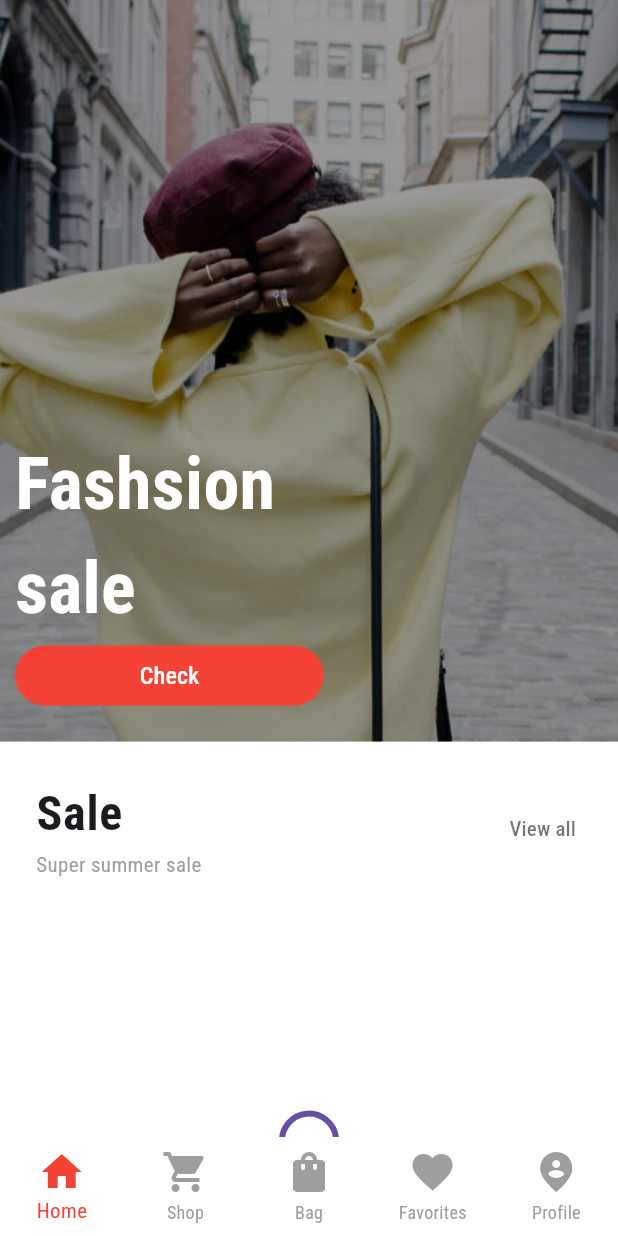
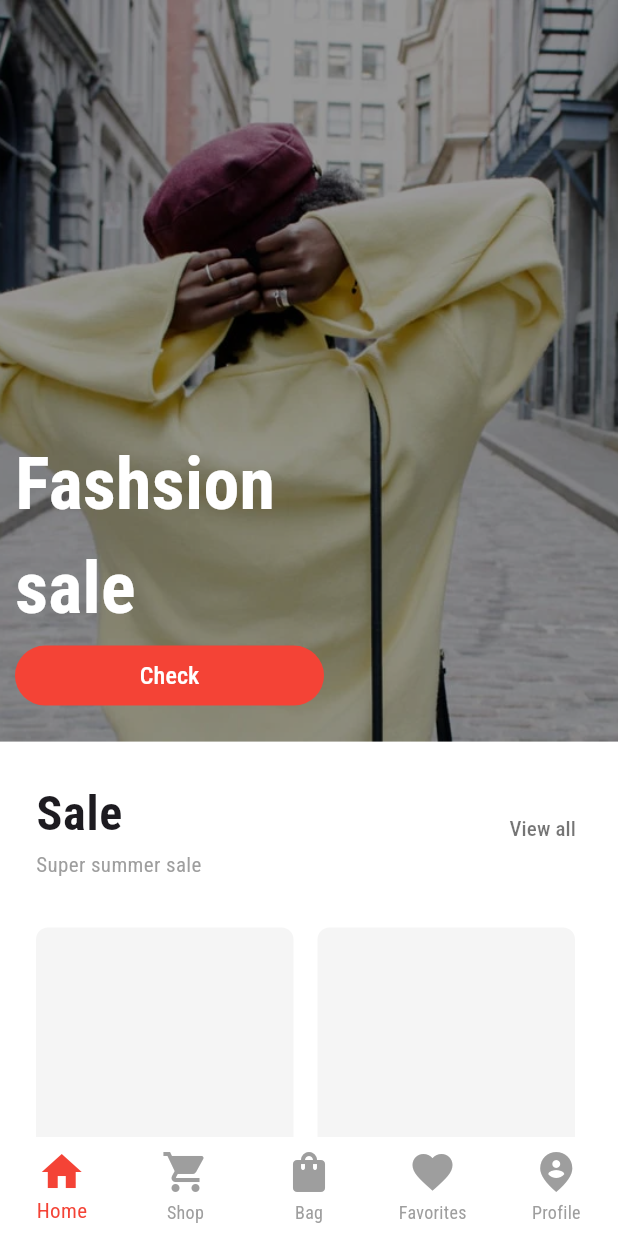
Before and after one commit to chheng-dev/ecomerce-flutter, a Flutter app: the first screen one second after launch, on a phone screen of 412 x 824 dp. Run offline on Flutter 3.47's test engine with Material 3 defaults, Android fonts, the phone set to English and light mode, and no system bars; drawn by our look-alikes of carousel_slider; our stand-ins replace flutter_svg, shimmer_animation.

Commit message:
Close #6 Add skeleton when load data from api

```diff
--- a/lib/widgets/home_screen/new_section_widget.dart
+++ b/lib/widgets/home_screen/new_section_widget.dart
@@ -3,6 +3,7 @@ import 'package:ecomerce_app/controllers/product_controller.dart';
 import 'package:ecomerce_app/models/Product.dart';
 import 'package:ecomerce_app/widgets/cart_item_widget.dart';
 import 'package:ecomerce_app/widgets/header_section_widget.dart';
+import 'package:ecomerce_app/widgets/skeleton_loader_widget.dart';
 import 'package:flutter/material.dart';
 
 class NewSectionWidget extends StatelessWidget {
@@ -20,21 +21,26 @@ class NewSectionWidget extends StatelessWidget {
         children: [
           HeaderSectionWidget(
             title: "New",
-            sub_title: "You're never seen it before!"
+            sub_title: "You're never seen it before!",
           ),
-            SizedBox(height: ConfigConstants.sizebox1),
-          Container(
+          SizedBox(height: ConfigConstants.sizebox1),
+          SizedBox(
             width: double.infinity,
             height: 300,
             child: FutureBuilder<List<Product>>(
               future: _controller.filterProductByCreatedAt(),
               builder: (context, snapshot) {
                 if (snapshot.connectionState == ConnectionState.waiting) {
-                  return Center(child: CircularProgressIndicator());
+                  return ListView.builder(
+                    shrinkWrap: true,
+                    scrollDirection: Axis.horizontal,
+                    itemCount: 5,
+                    itemBuilder: (context, index) => SkeletonLoaderWidget(),
+                  );
                 } else if (snapshot.hasError) {
                   return Center(child: Text("Error: ${snapshot.error}"));
                 } else if (!snapshot.hasData || snapshot.data!.isEmpty) {
-                  return Center(child: Text("No product avalabile"));
+                  return const Center(child: Text("No product available"));
                 } else {
                   List<Product> products = snapshot.data!;
                   return ListView.builder(
--- a/lib/widgets/home_screen/sale_section_widget.dart
+++ b/lib/widgets/home_screen/sale_section_widget.dart
@@ -3,6 +3,7 @@ import 'package:ecomerce_app/controllers/product_controller.dart';
 import 'package:ecomerce_app/models/Product.dart';
 import 'package:ecomerce_app/widgets/cart_item_widget.dart';
 import 'package:ecomerce_app/widgets/header_section_widget.dart';
+import 'package:ecomerce_app/widgets/skeleton_loader_widget.dart';
 import 'package:flutter/material.dart';
 
 class SaleSectionWidget extends StatelessWidget {
@@ -29,29 +30,15 @@ class SaleSectionWidget extends StatelessWidget {
             child: FutureBuilder<List<Product>>(
               future: _controller.getProducts(),
               builder: (context, snapshot){
-                  if (snapshot.connectionState == ConnectionState.waiting) {
-    // Show skeleton loader while waiting for data
-                    // return SingleChildScrollView(
-                    //   scrollDirection: Axis.horizontal, // Allow scrolling if the content overflows
-                    //   child: Row(
-                    //     children: List.generate(5, (index) {
-                    //       return Padding(
-                    //         padding: const EdgeInsets.all(8.0), // Padding between skeleton items
-                    //         child: SkeletonLoader(
-                    //           builder: Container(
-                    //             color: Colors.red, // Skeleton background color
-                    //             width: 100, // Width of the skeleton
-                    //             height: 150, // Height of the skeleton
-                    //           ),
-                    //         ),
-                    //       );
-                    //     }),
-                    //   ),
-                    // );
-                    return Center(
-                      child: CircularProgressIndicator(),
-                    );
-                  }
+                if (snapshot.connectionState == ConnectionState.waiting) {
+                  return ListView.builder(
+                    shrinkWrap: true,
+                    itemCount: 5,
+                    scrollDirection: Axis.horizontal,
+                    itemBuilder:
+                        (context, index) => SkeletonLoaderWidget(),
+                  );
+                }
                 else if (snapshot.hasError){
                   return Center(
                     child: Text("Error: ${snapshot.error}"),
--- /dev/null
+++ b/lib/widgets/skeleton_loader_widget.dart
@@ -0,0 +1,82 @@
+import 'package:ecomerce_app/constants/theme_constants.dart';
+import 'package:flutter/material.dart';
+import 'package:shimmer_animation/shimmer_animation.dart';
+
+class SkeletonLoaderWidget extends StatelessWidget {
+  const SkeletonLoaderWidget({super.key});
+
+  @override
+  Widget build(BuildContext context) {
+    return Container(
+      padding: EdgeInsets.all(8.0),
+      child: Column(
+        crossAxisAlignment: CrossAxisAlignment.start,
+        children: [
+          Shimmer(
+            enabled: true,
+            duration: Duration(seconds: 2),
+            interval: Duration(seconds: 5),
+            color: AppColors.backgroundColor,
+            child: Container(
+              width: MediaQuery.of(context).size.width / 2.4,
+              height: 180,
+              decoration: BoxDecoration(
+                color: AppColors.backgroundColor,
+                borderRadius: BorderRadius.circular(8),
+              ),
+            ),
+          ),
+          SizedBox(height: 12),
+          Shimmer(
+            enabled: true,
+            duration: Duration(seconds: 2),
+            interval: Duration(milliseconds: 500),
+            color: AppColors.backgroundColor,
+            child: Container(
+              width:
+                  MediaQuery.of(context).size.width /
+                  2.4, // Half width for subtitle
+              height: 15,
+              decoration: BoxDecoration(
+                color: AppColors.backgroundColor,
+                borderRadius: BorderRadius.circular(4),
+              ),
+            ),
+          ),
+          SizedBox(height: 12),
+          Shimmer(
+            enabled: true,
+            duration: Duration(seconds: 2),
+            interval: Duration(milliseconds: 500),
+            color: AppColors.backgroundColor,
+            child: Container(
+              width:
+                  MediaQuery.of(context).size.width /
+                  3.4, // Half width for subtitle
+              height: 15,
+              decoration: BoxDecoration(
+                color: AppColors.backgroundColor,
+                borderRadius: BorderRadius.circular(4),
+              ),
+            ),
+          ),
+          SizedBox(height: 12),
+          Shimmer(
+            enabled: true,
+            duration: Duration(seconds: 2),
+            interval: Duration(milliseconds: 500),
+            color: AppColors.backgroundColor,
+            child: Container(
+              width: MediaQuery.of(context).size.width / 2.4,
+              height: 15,
+              decoration: BoxDecoration(
+                color: AppColors.backgroundColor,
+                borderRadius: BorderRadius.circular(4),
+              ),
+            ),
+          ),
+        ],
+      ),
+    );
+  }
+}
--- a/pubspec.yaml
+++ b/pubspec.yaml
@@ -37,7 +37,7 @@ dependencies:
   flutter_svg: ^2.0.17
   carousel_slider: ^5.0.0
   http: ^1.3.0
-  skeleton_loader: ^2.0.0+4
+  shimmer_animation: ^2.2.2
 
 dev_dependencies:
   flutter_test:
```
Also changed, not shown: pubspec.lock.
